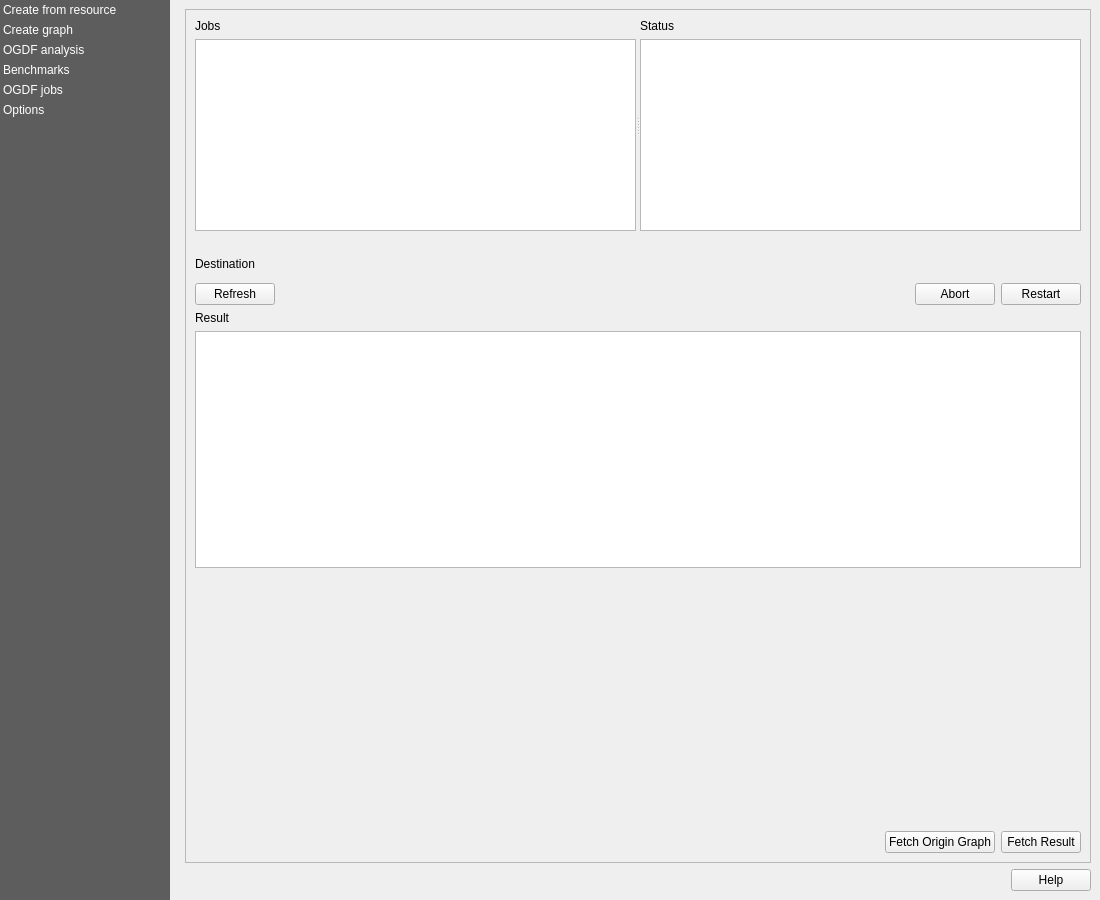
First picture: the form in views/PluginDialog.ui, repository S-P-A-N-N-E-R-S/Frontend, before the edit.
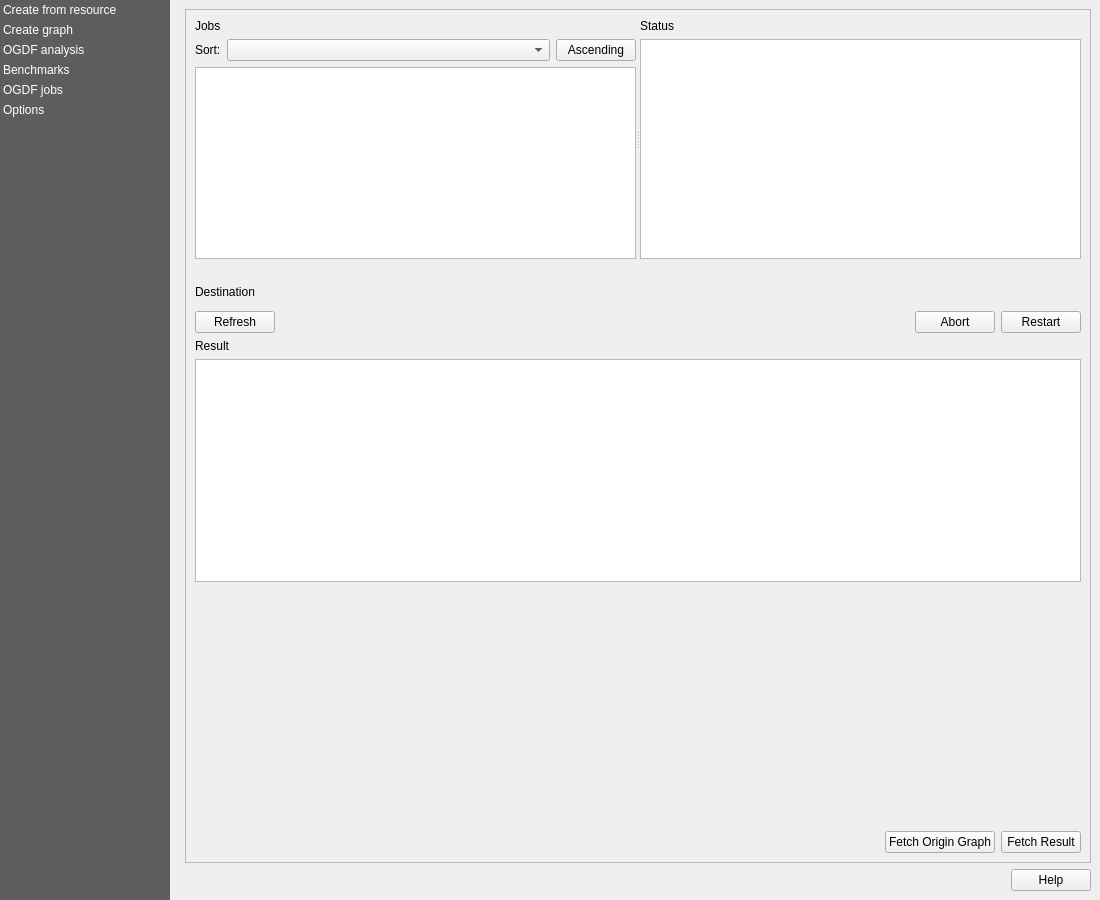
Second picture: the form after the edit. The open tabs and pages were chosen to show the change. Icons and pictures are not drawn. Custom widgets are drawn as their Qt base class.

Commit message: Added job sorting

```diff
--- a/views/PluginDialog.ui
+++ b/views/PluginDialog.ui
@@ -2068,6 +2068,43 @@
                          </property>
                         </widget>
                        </item>
+                       <item>
+                        <layout class="QHBoxLayout" name="ogdf_jobs_sorting_layout">
+                         <item>
+                          <widget class="QLabel" name="ogdf_jobs_sorting_label">
+                           <property name="sizePolicy">
+                            <sizepolicy hsizetype="Fixed" vsizetype="Preferred">
+                             <horstretch>0</horstretch>
+                             <verstretch>0</verstretch>
+                            </sizepolicy>
+                           </property>
+                           <property name="text">
+                            <string>Sort:</string>
+                           </property>
+                          </widget>
+                         </item>
+                         <item>
+                          <widget class="QComboBox" name="ogdf_jobs_sorting_options">
+                           <property name="toolTip">
+                            <string>Select a sorting option</string>
+                           </property>
+                          </widget>
+                         </item>
+                         <item>
+                          <widget class="QPushButton" name="ogdf_jobs_sorting_direction">
+                           <property name="sizePolicy">
+                            <sizepolicy hsizetype="Fixed" vsizetype="Fixed">
+                             <horstretch>0</horstretch>
+                             <verstretch>0</verstretch>
+                            </sizepolicy>
+                           </property>
+                           <property name="text">
+                            <string>Ascending</string>
+                           </property>
+                          </widget>
+                         </item>
+                        </layout>
+                       </item>
                        <item>
                         <widget class="QListWidget" name="ogdf_jobs_list">
                          <property name="autoScrollMargin">
```
The commit also changes 3 other files.
